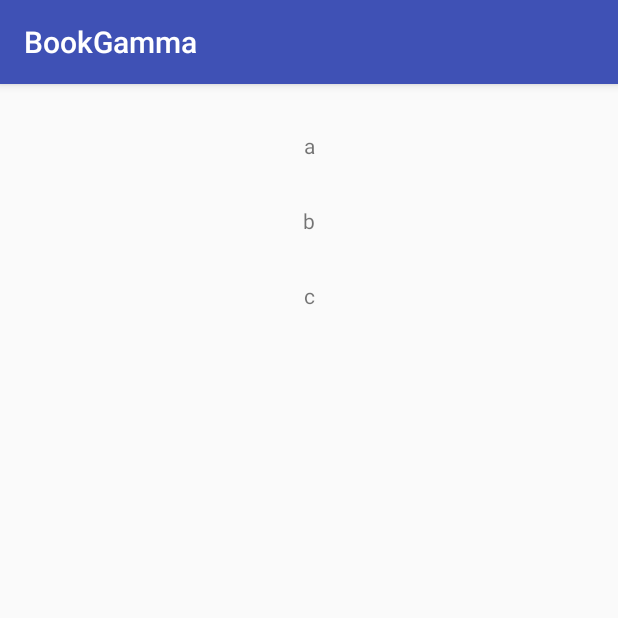
After one commit to XJGamma/BookGamma, an Android app: the BookCommentActivity screen opened directly, with no data from a screen before it, on a phone screen of 412 x 824 dp, the top half of it. The commit adds this screen. Run offline under Robolectric (Android 15) with nearby library versions, the phone set to English and light mode, and no system bars.

Commit message:
add: book comment -- list book

```diff
--- a/app/build.gradle
+++ b/app/build.gradle
@@ -23,7 +23,7 @@ android {
                 int v1 = Integer.parseInt(matcher.group(1))
                 int v2 = Integer.parseInt(matcher.group(2))
                 int v3 = Integer.parseInt(matcher.group(3))
-                versionCode v1*1000000 + v2*1000 + v3 + 1
+                versionCode v1 * 1000000 + v2 * 1000 + v3 + 1
                 versionName vn
             }
         }
@@ -58,16 +58,7 @@ android {
 dependencies {
     compile fileTree(dir: 'libs', include: ['*.jar'])
     testCompile 'junit:junit:4.12'
-    compile 'com.android.support:appcompat-v7:23.4.0'
-    compile 'com.android.support:design:23.4.0'
-    compile 'com.android.support:support-v4:23.1.0'
 
-    compile 'com.google.code.gson:gson:2.2.+'
-    compile 'org.jsoup:jsoup:1.8.1'
-    compile 'com.nostra13.universalimageloader:universal-image-loader:1.9.5'
-    compile 'com.squareup.okio:okio:1.8.0'
-    compile 'com.squareup.okhttp:okhttp:2.7.0'
-    compile 'com.google.zxing:core:3.2.0'
 
     androidTestCompile 'com.android.support.test:runner:0.5'
     androidTestCompile 'com.android.support.test:rules:0.5'
@@ -82,4 +73,14 @@ dependencies {
     }
     androidTestCompile 'com.android.support.test.uiautomator:uiautomator-v18:2.1.2'
 
+    compile 'com.android.support:appcompat-v7:23.4.0'
+    compile 'com.android.support:design:23.4.0'
+    compile 'com.android.support:support-v4:23.4.0'
+    compile 'com.google.code.gson:gson:2.2.+'
+    compile 'org.jsoup:jsoup:1.8.1'
+    compile 'com.nostra13.universalimageloader:universal-image-loader:1.9.5'
+    compile 'com.squareup.okio:okio:1.8.0'
+    compile 'com.squareup.okhttp:okhttp:2.7.0'
+    compile 'com.google.zxing:core:3.2.0'
+    compile 'com.android.support:recyclerview-v7:23.4.0'
 }
--- a/app/src/main/AndroidManifest.xml
+++ b/app/src/main/AndroidManifest.xml
@@ -41,6 +41,7 @@
             android:name=".AddBookActivity"
             android:launchMode="singleTop" />
         <activity android:name="cn.edu.xjtu.se.scanner.CaptureActivity" />
+        <activity android:name=".BookCommentActivity"></activity>
     </application>
 
 </manifest>
--- /dev/null
+++ b/app/src/main/java/cn/edu/xjtu/se/bookgamma/BookCommentActivity.java
@@ -0,0 +1,42 @@
+package cn.edu.xjtu.se.bookgamma;
+
+import android.os.Bundle;
+import android.support.v7.app.AppCompatActivity;
+import android.support.v7.widget.LinearLayoutManager;
+import android.support.v7.widget.RecyclerView;
+import android.util.Log;
+
+import cn.edu.xjtu.se.bookgamma.adapter.BookAdapter;
+
+public class BookCommentActivity extends AppCompatActivity {
+
+    public static final String TAG = BookCommentActivity.class.getSimpleName();
+
+    private RecyclerView rv_book;
+    private RecyclerView.LayoutManager layoutManager;
+    private BookAdapter bookAdapter;
+
+    @Override
+    protected void onCreate(Bundle savedInstanceState) {
+        super.onCreate(savedInstanceState);
+        setContentView(R.layout.activity_book_comment);
+        rv_book = (RecyclerView) findViewById(R.id.rv_book);
+        layoutManager = new LinearLayoutManager(this);
+        rv_book.setLayoutManager(layoutManager);
+        rv_book.setHasFixedSize(true);
+
+        String[] temp = new String[]{"a", "b", "c"};
+        mLog(temp.toString());
+
+        bookAdapter = new BookAdapter(temp);
+        rv_book.setAdapter(bookAdapter);
+
+        mLog("load");
+    }
+
+    private void mLog(String msg) {
+        Log.i(TAG, msg);
+    }
+
+
+}
--- a/app/src/main/java/cn/edu/xjtu/se/bookgamma/MainActivity.java
+++ b/app/src/main/java/cn/edu/xjtu/se/bookgamma/MainActivity.java
@@ -43,9 +43,12 @@ public class MainActivity extends AppCompatActivity {
 
         switch (item.getItemId()) {
             case (R.id.action_addbook):
-                Intent intent = new Intent(MainActivity.this, AddBookActivity.class);
-                startActivity(intent);
+                Intent addBookIntent = new Intent(MainActivity.this, AddBookActivity.class);
+                startActivity(addBookIntent);
                 break;
+            case (R.id.action_comment):
+                Intent commentIntent = new Intent(MainActivity.this, BookCommentActivity.class);
+                startActivity(commentIntent);
             case (R.id.action_settings):
                 break;
         }
--- /dev/null
+++ b/app/src/main/java/cn/edu/xjtu/se/bookgamma/adapter/BookAdapter.java
@@ -0,0 +1,47 @@
+package cn.edu.xjtu.se.bookgamma.adapter;
+
+import android.support.v7.widget.RecyclerView;
+import android.util.Log;
+import android.view.LayoutInflater;
+import android.view.View;
+import android.view.ViewGroup;
+import android.widget.TextView;
+
+import cn.edu.xjtu.se.bookgamma.R;
+
+/**
+ * Created by DUAN Yufei on 16-6-28.
+ */
+public class BookAdapter extends RecyclerView.Adapter<BookAdapter.ViewHolder> {
+    public String[] datas = null;
+
+    public BookAdapter(String[] datas) {
+        this.datas = datas;
+    }
+
+    @Override
+    public ViewHolder onCreateViewHolder(ViewGroup viewGroup, int viewType) {
+        View view = LayoutInflater.from(viewGroup.getContext()).inflate(R.layout.item_book, viewGroup, false);
+        ViewHolder vh = new ViewHolder(view);
+        return vh;
+    }
+
+    @Override
+    public void onBindViewHolder(ViewHolder viewHolder, int position) {
+        viewHolder.mTextView.setText(datas[position]);
+    }
+
+    @Override
+    public int getItemCount() {
+        return datas.length;
+    }
+
+    public static class ViewHolder extends RecyclerView.ViewHolder {
+        public TextView mTextView;
+
+        public ViewHolder(View view) {
+            super(view);
+            mTextView = (TextView) view.findViewById(R.id.it_book_name);
+        }
+    }
+}
--- /dev/null
+++ b/app/src/main/res/layout/activity_book_comment.xml
@@ -0,0 +1,19 @@
+<?xml version="1.0" encoding="utf-8"?>
+<RelativeLayout xmlns:android="http://schemas.android.com/apk/res/android"
+    xmlns:tools="http://schemas.android.com/tools"
+    android:layout_width="match_parent"
+    android:layout_height="match_parent"
+    android:paddingBottom="@dimen/activity_vertical_margin"
+    android:paddingLeft="@dimen/activity_horizontal_margin"
+    android:paddingRight="@dimen/activity_horizontal_margin"
+    android:paddingTop="@dimen/activity_vertical_margin"
+    tools:context="cn.edu.xjtu.se.bookgamma.BookCommentActivity">
+
+    <android.support.v7.widget.RecyclerView
+        android:id="@+id/rv_book"
+        android:layout_width="match_parent"
+        android:layout_height="match_parent"
+        android:divider="#ffff0000"
+        android:dividerHeight="10dp"
+        android:scrollbars="vertical" />
+</RelativeLayout>
--- /dev/null
+++ b/app/src/main/res/layout/item_book.xml
@@ -0,0 +1,12 @@
+<?xml version="1.0" encoding="utf-8"?>
+<FrameLayout xmlns:android="http://schemas.android.com/apk/res/android"
+    android:layout_width="match_parent"
+    android:layout_height="wrap_content">
+
+    <TextView
+        android:id="@+id/it_book_name"
+        android:layout_width="match_parent"
+        android:layout_height="50dp"
+        android:gravity="center"
+        android:text="1"/>
+</FrameLayout>
--- a/app/src/main/res/menu/menu_main.xml
+++ b/app/src/main/res/menu/menu_main.xml
@@ -8,6 +8,11 @@
         android:title="@string/action_addbook"
         app:showAsAction="never" />
     <item
+        android:id="@+id/action_comment"
+        android:orderInCategory="101"
+        android:title="@string/action_comment"
+        app:showAsAction="never" />
+    <item
         android:id="@+id/action_settings"
         android:orderInCategory="100"
         android:title="@string/action_settings"
--- a/app/src/main/res/values/strings.xml
+++ b/app/src/main/res/values/strings.xml
@@ -2,6 +2,7 @@
     <string name="app_name">BookGamma</string>
     <string name="action_settings">设置</string>
     <string name="action_addbook">添加书籍</string>
+    <string name="action_comment">读书笔记</string>
     <string name="tx_bookname">书名</string>
     <string name="tx_pages">总页数</string>
     <string name="tx_images">图片</string>
```
